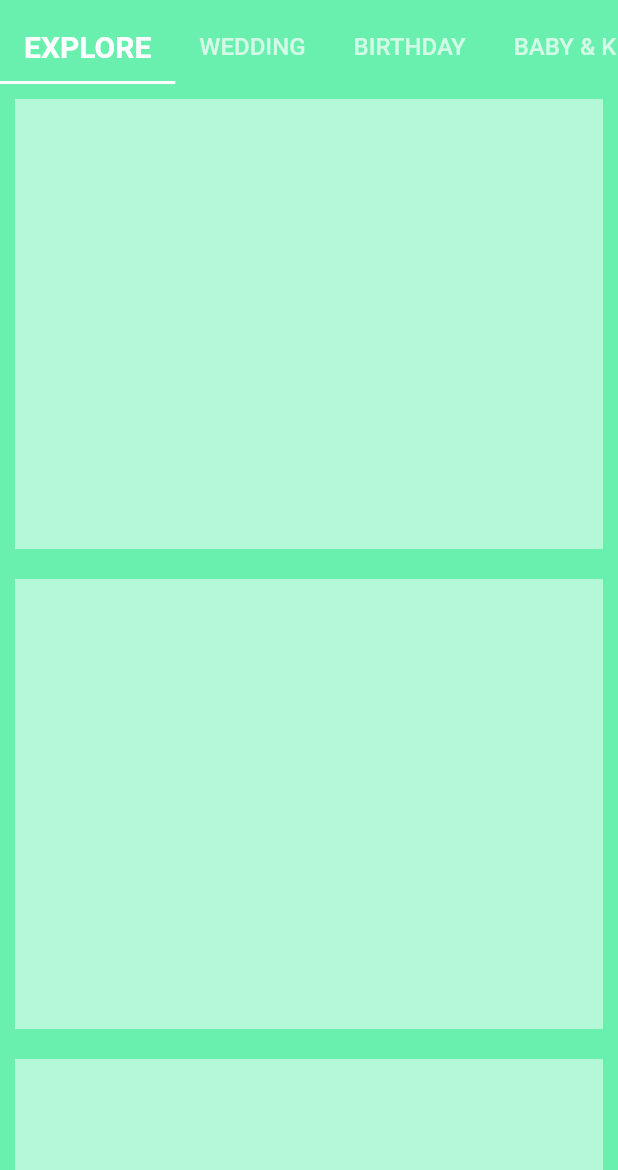
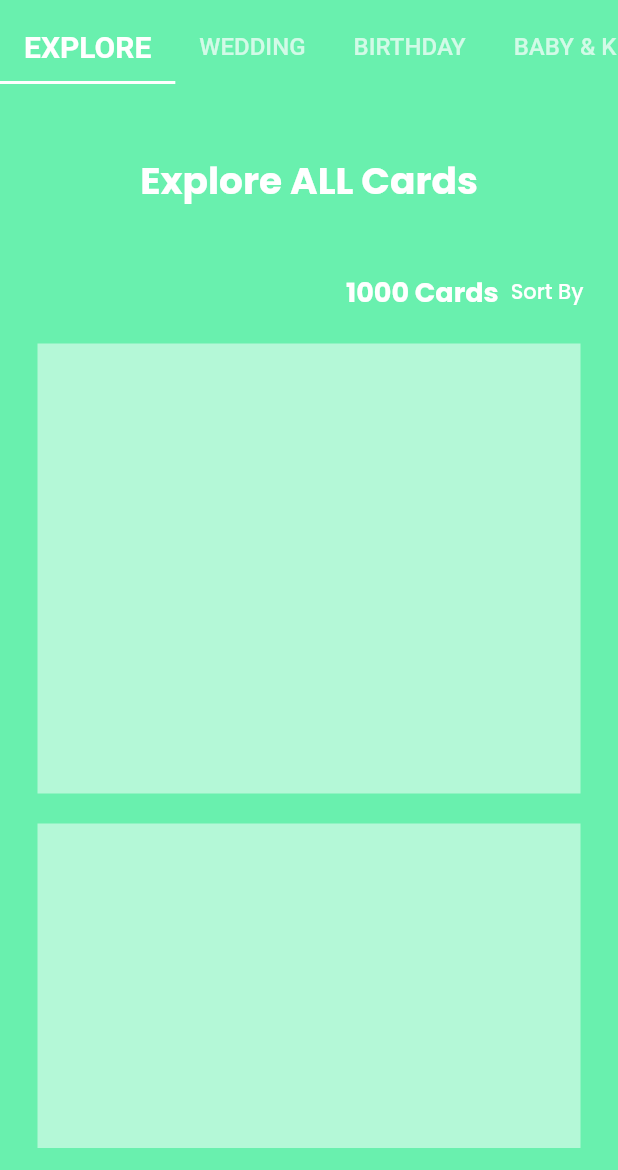
Before and after one commit to Ytiwari24/pigeon, a Flutter app: the screen it shows after launch, on a phone screen of 412 x 824 dp, the part 66-1236 px from its top. Run offline on Flutter 3.47's test engine with Material 2 defaults, Android fonts, the phone set to English and light mode, and no system bars; our stand-ins replace dotted_border, flutter_svg, get, google_fonts, pdf, shared_preferences.

Commit message:
changems done

```diff
--- a/lib/home_page.dart
+++ b/lib/home_page.dart
@@ -85,14 +85,43 @@ class HomePage extends StatelessWidget {
               ),
             ),
           ),
-          body: const Column(
-            children: [
-              Expanded(
-                child: TabBarView(children: [
-                  ExplorePage()
-                ]),
-              ),
-            ],
+          body: Padding(
+            padding: const EdgeInsets.all(15),
+            child: Column(
+              children: [
+                SizedBox(
+                    height: 100,
+                    child: Center(
+                        child: Text(
+                      'Explore ALL Cards',
+                      style: TextStyle(
+                          color: white,
+                          fontSize: 25,
+                          fontWeight: FontWeight.bold),
+                    ))),
+                Row(
+                  mainAxisAlignment: MainAxisAlignment.end,
+                  children: [
+                    Text(
+                      '1000 Cards',
+                      style: TextStyle(
+                          color: white,
+                          fontSize: 18,
+                          fontWeight: FontWeight.bold),
+                    ),
+                    TextButton(
+                        onPressed: () {},
+                        child: Text(
+                          'Sort By',
+                          style: TextStyle(color: white),
+                        ))
+                  ],
+                ),
+                const Expanded(
+                  child: TabBarView(children: [ExplorePage()]),
+                ),
+              ],
+            ),
           )),
     );
   }
```
